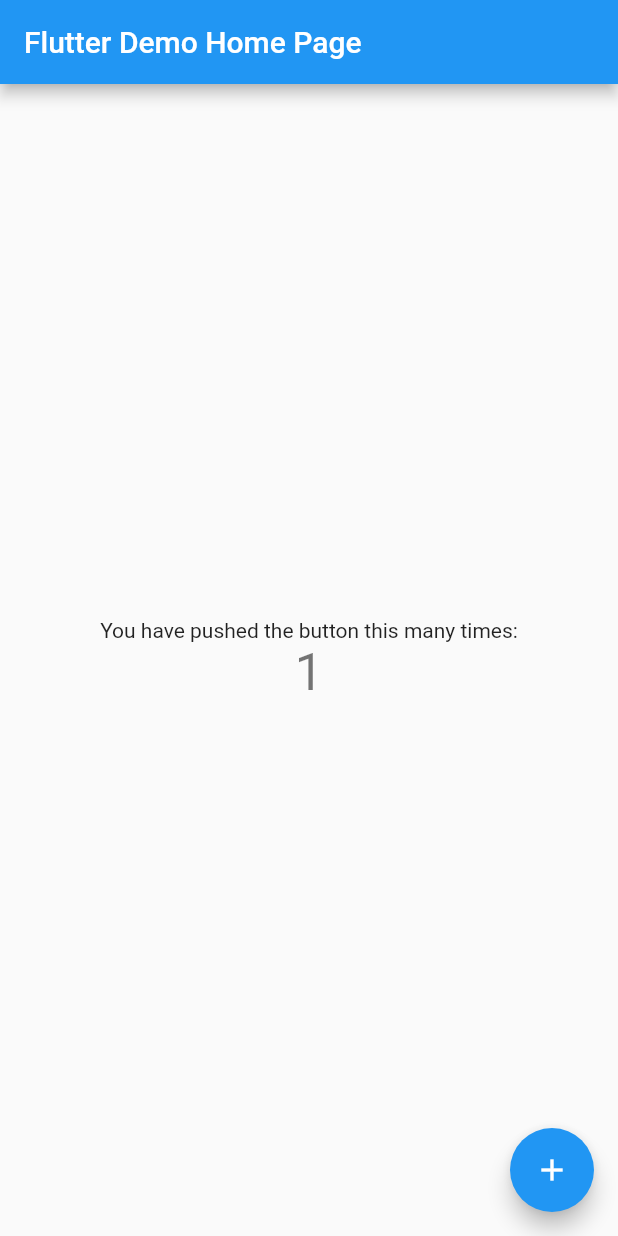
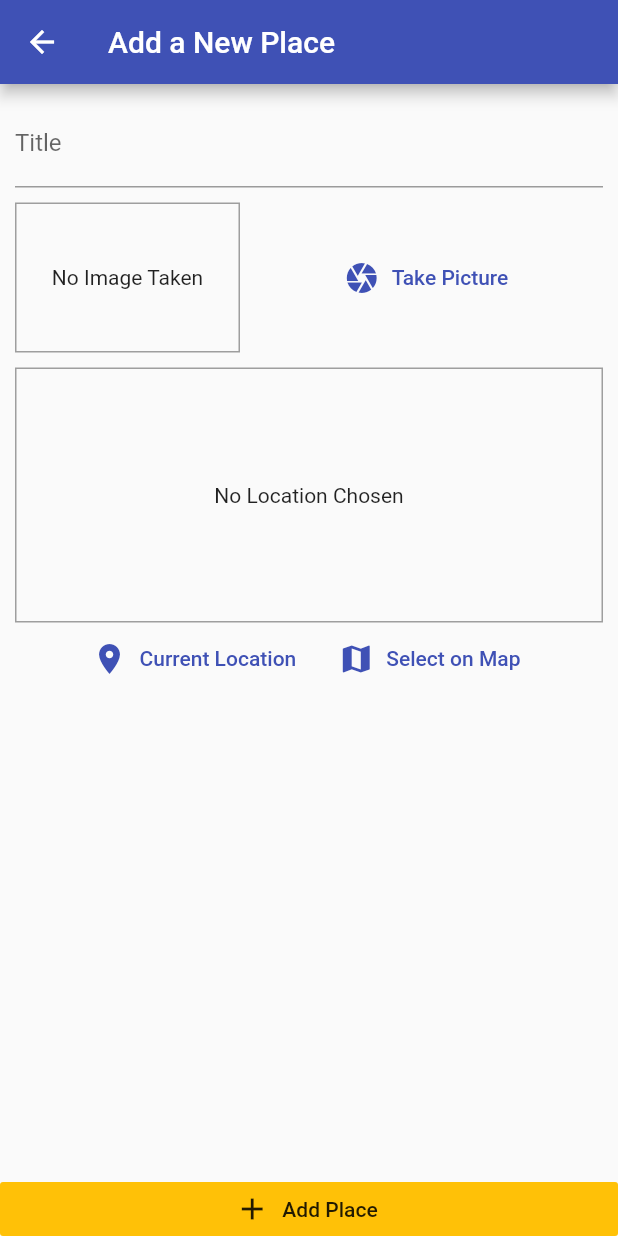
Before and after one commit to bhavikvashi1804/great-place, a Flutter app: the screen it shows after launch, after a tap on the "add" icon, on a phone screen of 412 x 824 dp. Run offline on Flutter 3.47's test engine with Material 2 defaults, Android fonts, the phone set to English and light mode, and no system bars; our stand-ins replace image_picker, sqflite; accounts and stored records are empty.

Commit message:
Roll back to previous project upto Get user location

```diff
--- /dev/null
+++ b/lib/helpers/db_helper.dart
@@ -0,0 +1,28 @@
+import 'package:sqflite/sqflite.dart' as sql;
+import 'package:path/path.dart' as path;
+import 'package:sqflite/sqlite_api.dart';
+
+class DBHelper {
+  static Future<Database> database() async {
+    final dbPath = await sql.getDatabasesPath();
+    return sql.openDatabase(path.join(dbPath, 'places.db'),
+        onCreate: (db, version) {
+      return db.execute(
+          'CREATE TABLE user_places(id TEXT PRIMARY KEY, title TEXT, image TEXT)');
+    }, version: 1);
+  }
+
+  static Future<void> insert(String table, Map<String, Object> data) async {
+    final db = await DBHelper.database();
+    db.insert(
+      table,
+      data,
+      conflictAlgorithm: ConflictAlgorithm.replace,
+    );
+  }
+
+  static Future<List<Map<String, dynamic>>> getData(String table) async {
+    final db = await DBHelper.database();
+    return db.query(table);
+  }
+}
--- a/lib/main.dart
+++ b/lib/main.dart
@@ -1,113 +1,27 @@
 import 'package:flutter/material.dart';
+import 'package:provider/provider.dart';
 
-void main() {
-  runApp(MyApp());
-}
+import './providers/great_places.dart';
+import './screens/places_list_screen.dart';
+import './screens/add_place_screen.dart';
+
+void main() => runApp(MyApp());
 
 class MyApp extends StatelessWidget {
-  // This widget is the root of your application.
   @override
   Widget build(BuildContext context) {
-    return MaterialApp(
-      title: 'Flutter Demo',
-      theme: ThemeData(
-        // This is the theme of your application.
-        //
-        // Try running your application with "flutter run". You'll see the
-        // application has a blue toolbar. Then, without quitting the app, try
-        // changing the primarySwatch below to Colors.green and then invoke
-        // "hot reload" (press "r" in the console where you ran "flutter run",
-        // or simply save your changes to "hot reload" in a Flutter IDE).
-        // Notice that the counter didn't reset back to zero; the application
-        // is not restarted.
-        primarySwatch: Colors.blue,
-      ),
-      home: MyHomePage(title: 'Flutter Demo Home Page'),
+    return ChangeNotifierProvider.value(
+      value: GreatPlaces(),
+      child: MaterialApp(
+          title: 'Great Places',
+          theme: ThemeData(
+            primarySwatch: Colors.indigo,
+            accentColor: Colors.amber,
+          ),
+          home: PlacesListScreen(),
+          routes: {
+            AddPlaceScreen.routeName: (ctx) => AddPlaceScreen(),
+          }),
     );
   }
 }
-
-class MyHomePage extends StatefulWidget {
-  MyHomePage({Key key, this.title}) : super(key: key);
-
-  // This widget is the home page of your application. It is stateful, meaning
-  // that it has a State object (defined below) that contains fields that affect
-  // how it looks.
-
-  // This class is the configuration for the state. It holds the values (in this
-  // case the title) provided by the parent (in this case the App widget) and
-  // used by the build method of the State. Fields in a Widget subclass are
-  // always marked "final".
-
-  final String title;
-
-  @override
-  _MyHomePageState createState() => _MyHomePageState();
-}
-
-class _MyHomePageState extends State<MyHomePage> {
-  int _counter = 0;
-
-  void _incrementCounter() {
-    setState(() {
-      // This call to setState tells the Flutter framework that something has
-      // changed in this State, which causes it to rerun the build method below
-      // so that the display can reflect the updated values. If we changed
-      // _counter without calling setState(), then the build method would not be
-      // called again, and so nothing would appear to happen.
-      _counter++;
-    });
-  }
-
-  @override
-  Widget build(BuildContext context) {
-    // This method is rerun every time setState is called, for instance as done
-    // by the _incrementCounter method above.
-    //
-    // The Flutter framework has been optimized to make rerunning build methods
-    // fast, so that you can just rebuild anything that needs updating rather
-    // than having to individually change instances of widgets.
-    return Scaffold(
-      appBar: AppBar(
-        // Here we take the value from the MyHomePage object that was created by
-        // the App.build method, and use it to set our appbar title.
-        title: Text(widget.title),
-      ),
-      body: Center(
-        // Center is a layout widget. It takes a single child and positions it
-        // in the middle of the parent.
-        child: Column(
-          // Column is also a layout widget. It takes a list of children and
-          // arranges them vertically. By default, it sizes itself to fit its
-          // children horizontally, and tries to be as tall as its parent.
-          //
-          // Invoke "debug painting" (press "p" in the console, choose the
-          // "Toggle Debug Paint" action from the Flutter Inspector in Android
-          // Studio, or the "Toggle Debug Paint" command in Visual Studio Code)
-          // to see the wireframe for each widget.
-          //
-          // Column has various properties to control how it sizes itself and
-          // how it positions its children. Here we use mainAxisAlignment to
-          // center the children vertically; the main axis here is the vertical
-          // axis because Columns are vertical (the cross axis would be
-          // horizontal).
-          mainAxisAlignment: MainAxisAlignment.center,
-          children: <Widget>[
-            Text(
-              'You have pushed the button this many times:',
-            ),
-            Text(
-              '$_counter',
-              style: Theme.of(context).textTheme.headline4,
-            ),
-          ],
-        ),
-      ),
-      floatingActionButton: FloatingActionButton(
-        onPressed: _incrementCounter,
-        tooltip: 'Increment',
-        child: Icon(Icons.add),
-      ), // This trailing comma makes auto-formatting nicer for build methods.
-    );
-  }
-}
--- /dev/null
+++ b/lib/models/place.dart
@@ -0,0 +1,29 @@
+import 'dart:io';
+
+import 'package:flutter/foundation.dart';
+
+class PlaceLocation {
+  final double latitude;
+  final double longitude;
+  final String address;
+
+  PlaceLocation({
+    @required this.latitude,
+    @required this.longitude,
+    this.address,
+  });
+}
+
+class Place {
+  final String id;
+  final String title;
+  final PlaceLocation location;
+  final File image;
+
+  Place({
+    @required this.id,
+    @required this.title,
+    @required this.location,
+    @required this.image,
+  });
+}
--- /dev/null
+++ b/lib/providers/great_places.dart
@@ -0,0 +1,48 @@
+import 'dart:io';
+
+import 'package:flutter/foundation.dart';
+
+import '../models/place.dart';
+import '../helpers/db_helper.dart';
+
+class GreatPlaces with ChangeNotifier {
+  List<Place> _items = [];
+
+  List<Place> get items {
+    return [..._items];
+  }
+
+  void addPlace(
+    String pickedTitle,
+    File pickedImage,
+  ) {
+    final newPlace = Place(
+      id: DateTime.now().toString(),
+      image: pickedImage,
+      title: pickedTitle,
+      location: null,
+    );
+    _items.add(newPlace);
+    notifyListeners();
+    DBHelper.insert('user_places', {
+      'id': newPlace.id,
+      'title': newPlace.title,
+      'image': newPlace.image.path,
+    });
+  }
+
+  Future<void> fetchAndSetPlaces() async {
+    final dataList = await DBHelper.getData('user_places');
+    _items = dataList
+        .map(
+          (item) => Place(
+                id: item['id'],
+                title: item['title'],
+                image: File(item['image']),
+                location: null,
+              ),
+        )
+        .toList();
+    notifyListeners();
+  }
+}
--- /dev/null
+++ b/lib/screens/add_place_screen.dart
@@ -0,0 +1,76 @@
+import 'dart:io';
+
+import 'package:flutter/material.dart';
+import 'package:provider/provider.dart';
+
+import '../widgets/image_input.dart';
+import '../widgets/location_input.dart';
+import '../providers/great_places.dart';
+
+class AddPlaceScreen extends StatefulWidget {
+  static const routeName = '/add-place';
+
+  @override
+  _AddPlaceScreenState createState() => _AddPlaceScreenState();
+}
+
+class _AddPlaceScreenState extends State<AddPlaceScreen> {
+  final _titleController = TextEditingController();
+  File _pickedImage;
+
+  void _selectImage(File pickedImage) {
+    _pickedImage = pickedImage;
+  }
+
+  void _savePlace() {
+    if (_titleController.text.isEmpty || _pickedImage == null) {
+      return;
+    }
+    Provider.of<GreatPlaces>(context, listen: false)
+        .addPlace(_titleController.text, _pickedImage);
+    Navigator.of(context).pop();
+  }
+
+  @override
+  Widget build(BuildContext context) {
+    return Scaffold(
+      appBar: AppBar(
+        title: Text('Add a New Place'),
+      ),
+      body: Column(
+        crossAxisAlignment: CrossAxisAlignment.stretch,
+        children: <Widget>[
+          Expanded(
+            child: SingleChildScrollView(
+              child: Padding(
+                padding: EdgeInsets.all(10),
+                child: Column(
+                  children: <Widget>[
+                    TextField(
+                      decoration: InputDecoration(labelText: 'Title'),
+                      controller: _titleController,
+                    ),
+                    SizedBox(
+                      height: 10,
+                    ),
+                    ImageInput(_selectImage),
+                    SizedBox(height: 10,),
+                    LocationInput(),
+                  ],
+                ),
+              ),
+            ),
+          ),
+          RaisedButton.icon(
+            icon: Icon(Icons.add),
+            label: Text('Add Place'),
+            onPressed: _savePlace,
+            elevation: 0,
+            materialTapTargetSize: MaterialTapTargetSize.shrinkWrap,
+            color: Theme.of(context).accentColor,
+          ),
+        ],
+      ),
+    );
+  }
+}
--- /dev/null
+++ b/lib/screens/places_list_screen.dart
@@ -0,0 +1,54 @@
+import 'package:flutter/material.dart';
+import 'package:provider/provider.dart';
+
+import './add_place_screen.dart';
+import '../providers/great_places.dart';
+
+class PlacesListScreen extends StatelessWidget {
+  @override
+  Widget build(BuildContext context) {
+    return Scaffold(
+      appBar: AppBar(
+        title: Text('Your Places'),
+        actions: <Widget>[
+          IconButton(
+            icon: Icon(Icons.add),
+            onPressed: () {
+              Navigator.of(context).pushNamed(AddPlaceScreen.routeName);
+            },
+          ),
+        ],
+      ),
+      body: FutureBuilder(
+        future: Provider.of<GreatPlaces>(context, listen: false)
+            .fetchAndSetPlaces(),
+        builder: (ctx, snapshot) => snapshot.connectionState ==
+                ConnectionState.waiting
+            ? Center(
+                child: CircularProgressIndicator(),
+              )
+            : Consumer<GreatPlaces>(
+                child: Center(
+                  child: const Text('Got no places yet, start adding some!'),
+                ),
+                builder: (ctx, greatPlaces, ch) => greatPlaces.items.length <= 0
+                    ? ch
+                    : ListView.builder(
+                        itemCount: greatPlaces.items.length,
+                        itemBuilder: (ctx, i) => ListTile(
+                              leading: CircleAvatar(
+                                backgroundImage: FileImage(
+                                  greatPlaces.items[i].image,
+                                ),
+                              ),
+                              title: Text(greatPlaces.items[i].title),
+                              onTap: () {
+                                // Go to detail page ...
+                              },
+                            ),
+                      ),
+              ),
+      ),
+    );
+  }
+}
--- /dev/null
+++ b/lib/widgets/image_input.dart
@@ -0,0 +1,73 @@
+import 'dart:io';
+
+import 'package:flutter/material.dart';
+import 'package:image_picker/image_picker.dart';
+import 'package:path/path.dart' as path;
+import 'package:path_provider/path_provider.dart' as syspaths;
+
+class ImageInput extends StatefulWidget {
+  final Function onSelectImage;
+
+  ImageInput(this.onSelectImage);
+
+  @override
+  _ImageInputState createState() => _ImageInputState();
+}
+
+class _ImageInputState extends State<ImageInput> {
+  File _storedImage;
+
+  Future<void> _takePicture() async {
+    final imageFile = await ImagePicker.pickImage(
+      source: ImageSource.camera,
+      maxWidth: 600,
+    );
+    if (imageFile == null) {
+      return;
+    }
+    setState(() {
+      _storedImage = imageFile;
+    });
+    final appDir = await syspaths.getApplicationDocumentsDirectory();
+    final fileName = path.basename(imageFile.path);
+    final savedImage = await imageFile.copy('${appDir.path}/$fileName');
+    widget.onSelectImage(savedImage);
+  }
+
+  @override
+  Widget build(BuildContext context) {
+    return Row(
+      children: <Widget>[
+        Container(
+          width: 150,
+          height: 100,
+          decoration: BoxDecoration(
+            border: Border.all(width: 1, color: Colors.grey),
+          ),
+          child: _storedImage != null
+              ? Image.file(
+                  _storedImage,
+                  fit: BoxFit.cover,
+                  width: double.infinity,
+                )
+              : Text(
+                  'No Image Taken',
+                  textAlign: TextAlign.center,
+                ),
+          alignment: Alignment.center,
+        ),
+        SizedBox(
+          width: 10,
+        ),
+        Expanded(
+          child: FlatButton.icon(
+            icon: Icon(Icons.camera),
+            label: Text('Take Picture'),
+            textColor: Theme.of(context).primaryColor,
+            onPressed: _takePicture,
+          ),
+        ),
+      ],
+    );
+  }
+}
--- /dev/null
+++ b/lib/widgets/location_input.dart
@@ -0,0 +1,57 @@
+import 'package:flutter/material.dart';
+
+class LocationInput extends StatefulWidget {
+  @override
+  _LocationInputState createState() => _LocationInputState();
+}
+
+class _LocationInputState extends State<LocationInput> {
+  String _previewImageUrl;
+
+  @override
+  Widget build(BuildContext context) {
+    return Column(
+      children: <Widget>[
+        Container(
+          height: 170,
+          width: double.infinity,
+          alignment: Alignment.center,
+          decoration: BoxDecoration(
+            border: Border.all(width: 1, color: Colors.grey),
+          ),
+          child: _previewImageUrl == null
+              ? Text(
+                  'No Location Chosen',
+                  textAlign: TextAlign.center,
+                )
+              : Image.network(
+                  _previewImageUrl,
+                  fit: BoxFit.cover,
+                  width: double.infinity,
+                ),
+        ),
+        Row(
+          mainAxisAlignment: MainAxisAlignment.center,
+          children: <Widget>[
+            FlatButton.icon(
+              icon: Icon(
+                Icons.location_on,
+              ),
+              label: Text('Current Location'),
+              textColor: Theme.of(context).primaryColor,
+              onPressed: () {},
+            ),
+            FlatButton.icon(
+              icon: Icon(
+                Icons.map,
+              ),
+              label: Text('Select on Map'),
+              textColor: Theme.of(context).primaryColor,
+              onPressed: () {},
+            ),
+          ],
+        ),
+      ],
+    );
+  }
+}
--- a/pubspec.yaml
+++ b/pubspec.yaml
@@ -19,6 +19,12 @@
 dependencies:
   flutter:
     sdk: flutter
+  provider: ^3.0.0+1
+  image_picker: ^0.6.0+9
+  path_provider: ^1.1.0
+  path: ^1.6.2
+  sqflite: ^1.1.5
+  location: ^2.3.5
 
 
   # The following adds the Cupertino Icons font to your application.
```
Also changed, not shown: lib/screens/place_detail_screen.dart (added), pubspec.lock.
